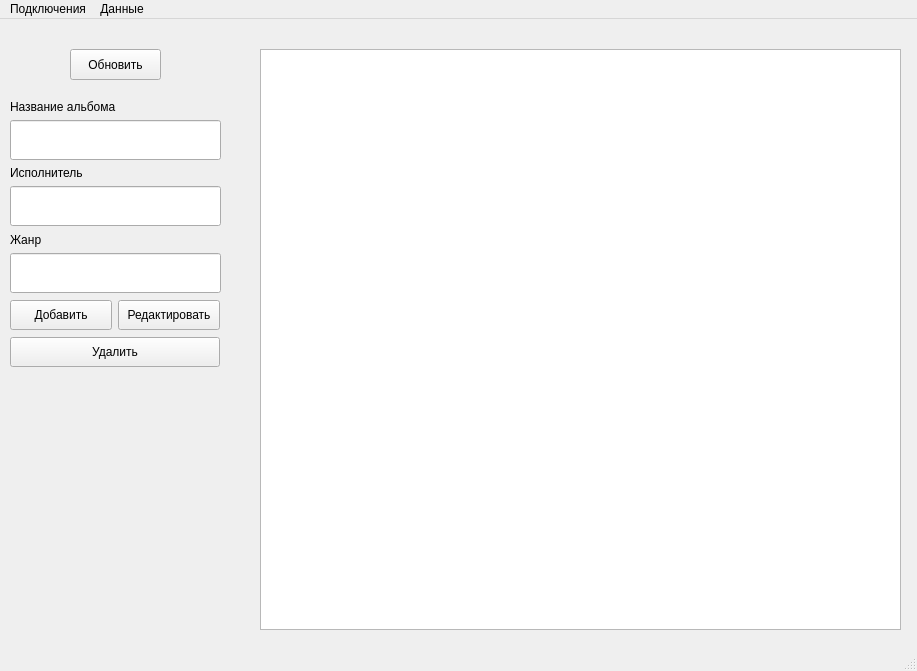
Before: the Qt Designer form mainwindow.ui in fptitsyn/labs, drawn with Qt 5.
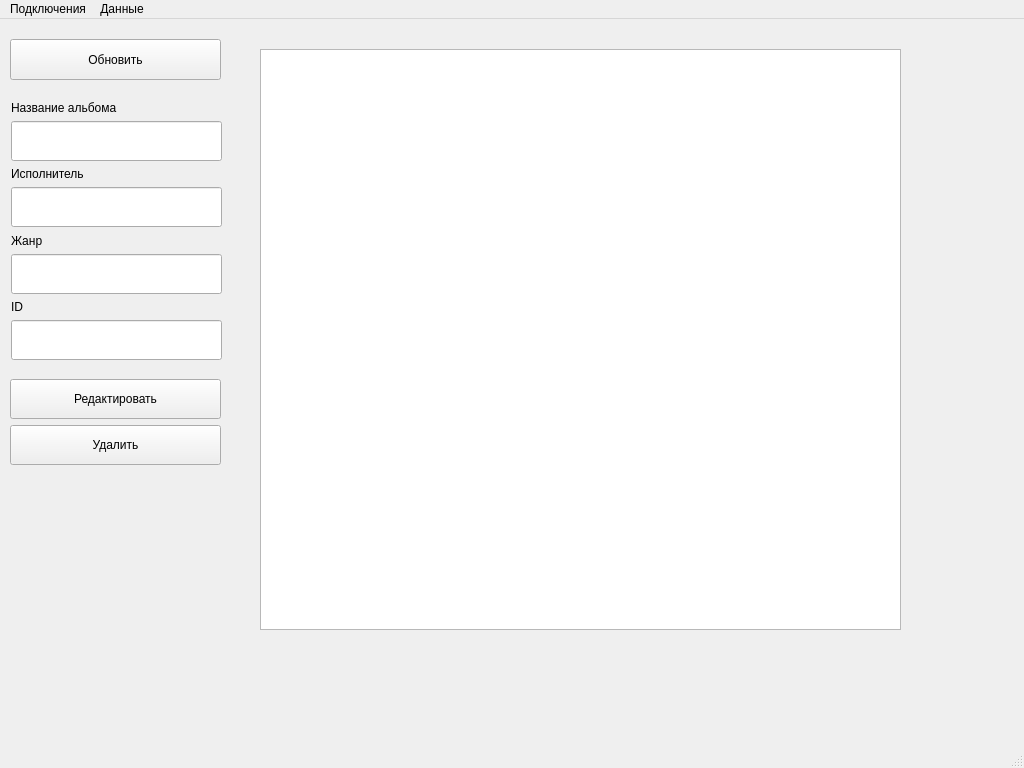
After: the same form once the commit is applied.

Commit message: Single line viewing and deletion

```diff
--- a/mainwindow.ui
+++ b/mainwindow.ui
@@ -6,8 +6,8 @@
    <rect>
     <x>0</x>
     <y>0</y>
-    <width>917</width>
-    <height>671</height>
+    <width>1024</width>
+    <height>768</height>
    </rect>
   </property>
   <property name="windowTitle">
@@ -27,10 +27,10 @@
    <widget class="QPushButton" name="updatePushButton">
     <property name="geometry">
      <rect>
-      <x>70</x>
-      <y>30</y>
-      <width>91</width>
-      <height>31</height>
+      <x>10</x>
+      <y>20</y>
+      <width>211</width>
+      <height>41</height>
      </rect>
     </property>
     <property name="text">
@@ -41,12 +41,50 @@
     <property name="geometry">
      <rect>
       <x>10</x>
-      <y>80</y>
+      <y>360</y>
       <width>211</width>
-      <height>194</height>
+      <height>88</height>
      </rect>
     </property>
-    <layout class="QVBoxLayout" name="inputForEditing">
+    <layout class="QVBoxLayout" name="controlButtons">
+     <item>
+      <widget class="QPushButton" name="editPushButton">
+       <property name="minimumSize">
+        <size>
+         <width>100</width>
+         <height>40</height>
+        </size>
+       </property>
+       <property name="text">
+        <string>Редактировать</string>
+       </property>
+      </widget>
+     </item>
+     <item>
+      <widget class="QPushButton" name="deletePushButton">
+       <property name="minimumSize">
+        <size>
+         <width>100</width>
+         <height>40</height>
+        </size>
+       </property>
+       <property name="text">
+        <string>Удалить</string>
+       </property>
+      </widget>
+     </item>
+    </layout>
+   </widget>
+   <widget class="QWidget" name="">
+    <property name="geometry">
+     <rect>
+      <x>11</x>
+      <y>81</y>
+      <width>211</width>
+      <height>260</height>
+     </rect>
+    </property>
+    <layout class="QVBoxLayout" name="inputInfo">
      <item>
       <widget class="QLabel" name="nameLabel">
        <property name="text">
@@ -98,58 +136,23 @@
        </property>
       </widget>
      </item>
-    </layout>
-   </widget>
-   <widget class="QWidget" name="">
-    <property name="geometry">
-     <rect>
-      <x>10</x>
-      <y>280</y>
-      <width>210</width>
-      <height>71</height>
-     </rect>
-    </property>
-    <layout class="QVBoxLayout" name="crudButtons">
      <item>
-      <layout class="QHBoxLayout" name="horizontalLayout">
-       <item>
-        <widget class="QPushButton" name="createPushButton">
-         <property name="minimumSize">
-          <size>
-           <width>100</width>
-           <height>30</height>
-          </size>
-         </property>
-         <property name="text">
-          <string>Добавить</string>
-         </property>
-        </widget>
-       </item>
-       <item>
-        <widget class="QPushButton" name="editPushButton">
-         <property name="minimumSize">
-          <size>
-           <width>100</width>
-           <height>30</height>
-          </size>
-         </property>
-         <property name="text">
-          <string>Редактировать</string>
-         </property>
-        </widget>
-       </item>
-      </layout>
+      <widget class="QLabel" name="idLabel">
+       <property name="text">
+        <string>ID</string>
+       </property>
+      </widget>
      </item>
      <item>
-      <widget class="QPushButton" name="deletePushButton">
+      <widget class="QLineEdit" name="idInput">
        <property name="minimumSize">
         <size>
-         <width>100</width>
-         <height>30</height>
+         <width>180</width>
+         <height>40</height>
         </size>
        </property>
-       <property name="text">
-        <string>Удалить</string>
+       <property name="readOnly">
+        <bool>true</bool>
        </property>
       </widget>
      </item>
@@ -161,7 +164,7 @@
     <rect>
      <x>0</x>
      <y>0</y>
-     <width>917</width>
+     <width>1024</width>
      <height>21</height>
     </rect>
    </property>
```
Left out of the diff: 3 changed lines with no effect on the pictures. The commit also changes 2 other files.
